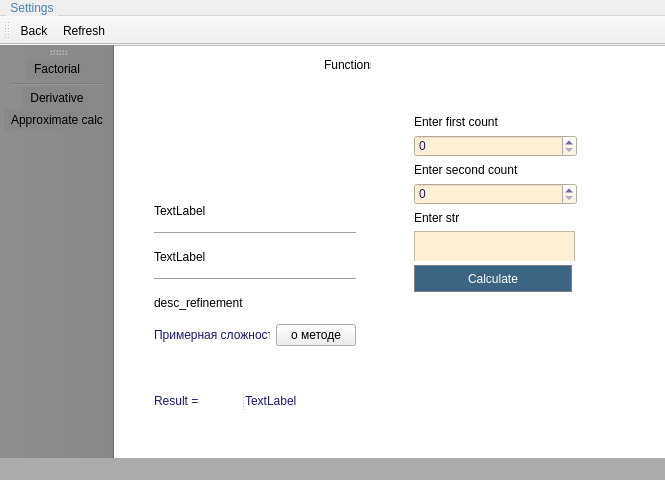
Above: function.ui from Sapfir0/QT_PROJECT before the change. Below: the same form after it.
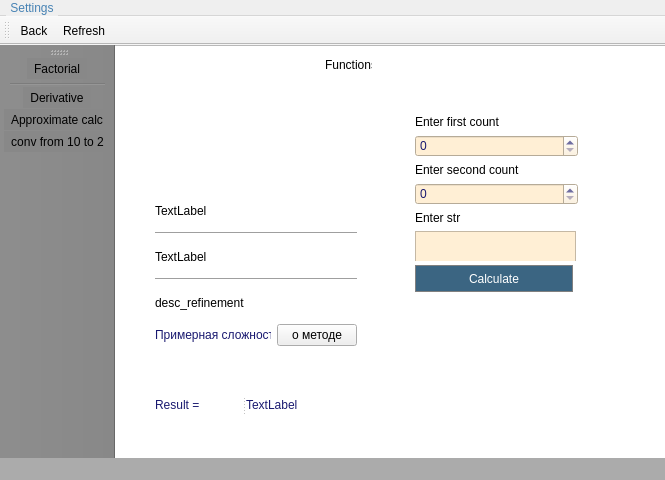
That is the form after the change. Icons and pictures are not drawn.

What changed in the file:
```diff
--- a/function.ui
+++ b/function.ui
@@ -63,47 +63,6 @@
      <string>Сalculate</string>
     </property>
    </widget>
-   <widget class="QSplitter" name="splitter_2">
-    <property name="enabled">
-     <bool>true</bool>
-    </property>
-    <property name="geometry">
-     <rect>
-      <x>40</x>
-      <y>320</y>
-      <width>191</width>
-      <height>71</height>
-     </rect>
-    </property>
-    <property name="styleSheet">
-     <string notr="true"/>
-    </property>
-    <property name="orientation">
-     <enum>Qt::Horizontal</enum>
-    </property>
-    <widget class="QLabel" name="INFO">
-     <property name="styleSheet">
-      <string notr="true">color: MidnightBlue;</string>
-     </property>
-     <property name="text">
-      <string>Result =</string>
-     </property>
-    </widget>
-    <widget class="QLabel" name="printf_result">
-     <property name="maximumSize">
-      <size>
-       <width>100</width>
-       <height>16777215</height>
-      </size>
-     </property>
-     <property name="styleSheet">
-      <string notr="true">color: MidnightBlue;</string>
-     </property>
-     <property name="text">
-      <string>TextLabel</string>
-     </property>
-    </widget>
-   </widget>
    <widget class="QWidget" name="verticalLayoutWidget">
     <property name="geometry">
      <rect>
@@ -298,12 +257,59 @@
 </string>
     </property>
    </widget>
+   <widget class="QWidget" name="horizontalLayoutWidget">
+    <property name="geometry">
+     <rect>
+      <x>40</x>
+      <y>320</y>
+      <width>191</width>
+      <height>80</height>
+     </rect>
+    </property>
+    <layout class="QHBoxLayout" name="horizontalLayout_2">
+     <item>
+      <widget class="QSplitter" name="splitter_2">
+       <property name="enabled">
+        <bool>true</bool>
+       </property>
+       <property name="styleSheet">
+        <string notr="true"/>
+       </property>
+       <property name="orientation">
+        <enum>Qt::Horizontal</enum>
+       </property>
+       <widget class="QLabel" name="INFO">
+        <property name="styleSheet">
+         <string notr="true">color: MidnightBlue;</string>
+        </property>
+        <property name="text">
+         <string>Result =</string>
+        </property>
+       </widget>
+       <widget class="QLabel" name="printf_result">
+        <property name="maximumSize">
+         <size>
+          <width>100</width>
+          <height>16777215</height>
+         </size>
+        </property>
+        <property name="styleSheet">
+         <string notr="true">color: MidnightBlue;</string>
+        </property>
+        <property name="text">
+         <string>TextLabel</string>
+        </property>
+       </widget>
+      </widget>
+     </item>
+    </layout>
+   </widget>
    <zorder>columnView</zorder>
    <zorder>label</zorder>
    <zorder>consider</zorder>
-   <zorder>splitter_2</zorder>
    <zorder>verticalLayoutWidget</zorder>
    <zorder>verticalLayoutWidget_2</zorder>
+   <zorder>horizontalLayoutWidget</zorder>
   </widget>
   <widget class="QMenuBar" name="menubar">
    <property name="geometry">
@@ -359,6 +365,10 @@
      <property name="title">
       <string>Language</string>
      </property>
+     <property name="icon">
+      <iconset resource="yahzwhatisit.qrc">
+       <normaloff>:/new/prefix1/img/Hammer_and_sickle_red_on_transparent.svg_-1024x1024.png</normaloff>:/new/prefix1/img/Hammer_and_sickle_red_on_transparent.svg_-1024x1024.png</iconset>
+     </property>
      <addaction name="actionEnglish"/>
      <addaction name="actionRussian"/>
      <addaction name="actionOthers"/>
@@ -381,7 +391,7 @@
     <string notr="true">  background: #888888;</string>
    </property>
    <property name="toolButtonStyle">
-    <enum>Qt::ToolButtonTextBesideIcon</enum>
+    <enum>Qt::ToolButtonIconOnly</enum>
    </property>
    <attribute name="toolBarArea">
     <enum>LeftToolBarArea</enum>
@@ -393,6 +403,7 @@
    <addaction name="separator"/>
    <addaction name="actionDerivative"/>
    <addaction name="actionApproximate_calculation"/>
+   <addaction name="actionconversion_from_decimal_to_binary"/>
   </widget>
   <widget class="QToolBar" name="toolBar_2">
    <property name="windowTitle">
@@ -481,6 +492,10 @@
    </property>
   </action>
   <action name="actionApproximate_calculation">
+   <property name="icon">
+    <iconset resource="yahzwhatisit.qrc">
+     <normaloff>:/new/prefix1/img/----945x945.gif</normaloff>:/new/prefix1/img/----945x945.gif</iconset>
+   </property>
    <property name="text">
     <string>Approximate calc</string>
    </property>
@@ -488,12 +503,17 @@
   <action name="actionSettings">
    <property name="icon">
     <iconset resource="yahzwhatisit.qrc">
-     <normaloff>:/new/prefix1/img/cog-wheel-clipart-6.jpg</normaloff>:/new/prefix1/img/cog-wheel-clipart-6.jpg</iconset>
+     <normaloff>:/new/prefix1/img/Manager_Icon_thumb.png</normaloff>:/new/prefix1/img/Manager_Icon_thumb.png</iconset>
    </property>
    <property name="text">
     <string>Settings</string>
    </property>
   </action>
+  <action name="actionconversion_from_decimal_to_binary">
+   <property name="text">
+    <string>conv from 10 to 2</string>
+   </property>
+  </action>
  </widget>
  <resources>
   <include location="yahzwhatisit.qrc"/>
```
